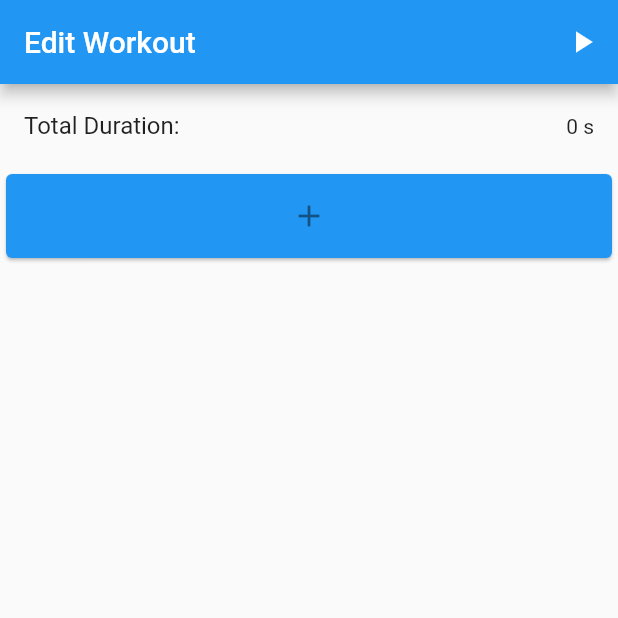
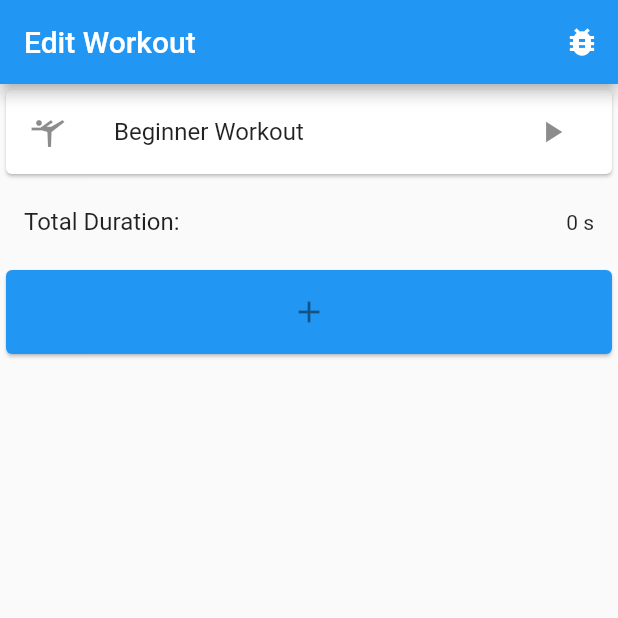
Before and after one commit to paulkoehlerdev/strech_timer, a Flutter app: the screen it shows after launch, on a phone screen of 412 x 824 dp, the top half of it. Run offline on Flutter 3.47's test engine with Material 2 defaults, Android fonts, the phone set to English and light mode, and no system bars; our stand-ins replace numberpicker.

Commit message:
added toJson to queue🖨; refactored to workout Model🏗

```diff
--- a/lib/main.dart
+++ b/lib/main.dart
@@ -1,5 +1,6 @@
 import 'package:flutter/material.dart';
-import 'package:strech_timer/views/queue_editor_view.dart';
+import 'package:strech_timer/models/workout.dart';
+import 'package:strech_timer/views/workout_editor_view.dart';
 
 void main() {
   runApp(const MyApp());
@@ -14,7 +15,7 @@ class MyApp extends StatelessWidget {
     return MaterialApp(
       debugShowCheckedModeBanner: false,
       title: 'Strech Timer',
-      home: QueueEditorView(),
+      home: WorkoutEditorView(Workout(name: "Beginner Workout"),),
       theme: ThemeData(
         brightness: Brightness.light,
       ),
--- a/lib/models/timeslot.dart
+++ b/lib/models/timeslot.dart
@@ -10,4 +10,16 @@ class Timeslot {
     required this.color,
     this.text = "",
   });
+
+  Map<String, dynamic> toJson() =>
+      <String, dynamic>{
+        "text": text,
+        "color": {
+          "r": color.red,
+          "g": color.green,
+          "b": color.blue,
+          "a": color.alpha,
+        },
+        "time": time.inSeconds,
+      };
 }
--- /dev/null
+++ b/lib/models/workout.dart
@@ -0,0 +1,17 @@
+import 'package:flutter/material.dart';
+import 'package:strech_timer/util/queue/queue.dart';
+
+class Workout {
+  late Queue queue;
+  IconData icon;
+  String name;
+
+  Workout({Queue? queue, this.name = "", this.icon = Icons.sports_gymnastics}) {
+    this.queue = queue ?? Queue();
+  }
+
+  Map<String, dynamic> toJson() => <String, dynamic>{
+    "name": name,
+    "queue": queue.toJson(),
+  };
+}
--- a/lib/util/queue/queue_element.dart
+++ b/lib/util/queue/queue_element.dart
@@ -8,13 +8,14 @@ abstract class QueueElement{
   Queue get parent;
   Key get key;
 
+  QueueElement get next;
+  Widget get widget;
+  Timeslot get timeslot;
+
   bool comp(QueueElement other);
 
   bool add(QueueElement item);
   bool removeAt(int i);
   List<Timeslot> getSlots();
-
-  QueueElement get next;
-  Widget get widget;
-  Timeslot get timeslot;
+  List<Map<String, dynamic>> toJson();
 }
--- a/lib/util/queue/queue_elements/end_element.dart
+++ b/lib/util/queue/queue_elements/end_element.dart
@@ -3,29 +3,30 @@ import 'package:strech_timer/util/queue/queue.dart';
 import 'package:strech_timer/util/queue/queue_element.dart';
 import 'package:strech_timer/models/timeslot.dart';
 
-class EndElement extends QueueElement{
+class EndElement extends QueueElement {
   @override
   QueueElement get next => this;
 
   @override
-  set parent(Queue parent) => throw Exception("Bad argument: EndElement has no Parent");
+  set parent(Queue parent) =>
+      throw Exception("Bad argument: EndElement has no Parent");
 
   @override
   Queue get parent => throw Exception("Bad argument: EndElement has no Parent");
 
   @override
-  Widget get widget => throw Exception("Bad argument: EndElement has no Widget");
+  Widget get widget =>
+      throw Exception("Bad argument: EndElement has no Widget");
 
   @override
-  Timeslot get timeslot => throw Exception("Bad argument: EndElement has no timeslot");
+  Timeslot get timeslot =>
+      throw Exception("Bad argument: EndElement has no timeslot");
 
   @override
   Key get key => throw Exception("Bad argument: EndElement has no key");
 
   @override
-  List<Timeslot> getSlots(){
-    return <Timeslot>[];
-  }
+  List<Timeslot> getSlots() => <Timeslot>[];
 
   @override
   bool comp(QueueElement other) => other is EndElement;
@@ -35,4 +36,7 @@ class EndElement extends QueueElement{
 
   @override
   bool removeAt(int i) => false;
+
+  @override
+  List<Map<String, dynamic>> toJson() => <Map<String, dynamic>>[];
 }
--- a/lib/views/queue_editor_view.dart
+++ /dev/null
@@ -1,63 +0,0 @@
-import 'package:flutter/material.dart';
-import 'package:strech_timer/util/queue/queue.dart';
-import 'package:strech_timer/util/state_manager/state_manager.dart';
-import 'package:strech_timer/views/queue_executor_view.dart';
-import 'package:strech_timer/widgets/duration_text.dart';
-
-class QueueEditorView extends StatefulWidget {
-  const QueueEditorView({Key? key}) : super(key: key);
-
-  @override
-  State<QueueEditorView> createState() => _QueueEditorViewState();
-}
-
-class _QueueEditorViewState extends State<QueueEditorView> {
-  final Queue _queue = Queue();
-  bool editing = false;
-
-  @override
-  void initState() {
-    super.initState();
-
-    StateManager sm = StateManager();
-    sm.addState("queue", _queue);
-    _queue.addListener(() {
-      setState(() {});
-    });
-  }
-
-  @override
-  Widget build(BuildContext context) {
-    var lw = _queue.getWidgetList();
-
-    return Scaffold(
-      appBar: AppBar(
-        title: const Text("Edit Workout"),
-        actions: [
-          IconButton(
-            onPressed: () {
-              Navigator.push(
-                context,
-                MaterialPageRoute(
-                  builder: (context) => QueueExecutorView.from(_queue),
-                ),
-              );
-            },
-            icon: Icon(Icons.play_arrow),
-          ),
-        ],
-      ),
-      body: SingleChildScrollView(
-        child: Column(
-          children: [
-            ListTile(
-              title: const Text("Total Duration: "),
-              trailing: DurationText(_queue.getTotalTime()),
-            ),
-            ...lw,
-          ],
-        ),
-      ),
-    );
-  }
-}
--- /dev/null
+++ b/lib/views/workout_editor_view.dart
@@ -0,0 +1,81 @@
+import 'dart:convert';
+
+import 'package:flutter/material.dart';
+import 'package:strech_timer/models/workout.dart';
+import 'package:strech_timer/views/workout_executor_view.dart';
+import 'package:strech_timer/widgets/card_tile.dart';
+import 'package:strech_timer/widgets/duration_text.dart';
+import 'package:strech_timer/widgets/workout_editor_widget.dart';
+
+class WorkoutEditorView extends StatefulWidget {
+  final Workout workout;
+
+  WorkoutEditorView(this.workout, {Key? key}) : super(key: key);
+
+  @override
+  State<WorkoutEditorView> createState() => _WorkoutEditorViewState();
+}
+
+class _WorkoutEditorViewState extends State<WorkoutEditorView> {
+  @override
+  void initState() {
+    super.initState();
+  }
+
+  @override
+  Widget build(BuildContext context) {
+
+    return Scaffold(
+      appBar: AppBar(
+        title: const Text("Edit Workout"),
+        actions: [
+          IconButton(
+            onPressed: () {
+              print(jsonEncode(widget.workout));
+            },
+            icon: const Icon(Icons.bug_report),
+          ),
+        ],
+      ),
+      body: Column(
+        children: [
+          CardTile(
+            title: Text(widget.workout.name),
+            leading: Icon(widget.workout.icon),
+            trailing: IconButton(
+              onPressed: () {
+                if (widget.workout.queue.isEmpty) {
+                  ScaffoldMessenger.of(context).showSnackBar(
+                    const SnackBar(
+                      backgroundColor: Colors.red,
+                      content: Text("You can't start an empty workout"),
+                    ),
+                  );
+                  return;
+                }
+
+                Navigator.push(
+                  context,
+                  MaterialPageRoute(
+                    builder: (context) => WorkoutExecutorView.from(widget.workout.queue),
+                  ),
+                );
+              },
+              icon: const Icon(Icons.play_arrow),
+            ),
+          ),
+          ListTile(
+            title: const Text("Total Duration: "),
+            trailing: DurationText(widget.workout.queue.getTotalTime()),
+          ),
+          WorkoutEditorWidget(
+            workout: widget.workout,
+            onChange: () {
+              setState(() {});
+            },
+          ),
+        ],
+      ),
+    );
+  }
+}
--- a/lib/widgets/modals/timeslot_element_modal.dart
+++ b/lib/widgets/modals/timeslot_element_modal.dart
@@ -121,9 +121,9 @@ class _TimeslotElementModalState extends State<_TimeslotElementModal> {
             Navigator.of(context).pop();
             if (widget.isNew) {
               widget._queue.add(widget.element);
-            } else {
-              widget._queue.executeListener();
+              return;
             }
+            widget._queue.executeListener();
           },
         ),
       ],
--- /dev/null
+++ b/lib/widgets/workout_editor_widget.dart
@@ -0,0 +1,24 @@
+import 'package:flutter/material.dart';
+import '../models/workout.dart';
+
+class WorkoutEditorWidget extends StatelessWidget {
+  final Workout workout;
+  final VoidCallback? onChange;
+
+  WorkoutEditorWidget({
+    required this.workout,
+    this.onChange,
+    Key? key,
+  }) : super(key: key){
+    workout.queue.addListener(onChange ?? (){});
+  }
+
+  @override
+  Widget build(BuildContext context) {
+    return SingleChildScrollView(
+      child: Column(
+        children: workout.queue.getWidgetList(),
+      ),
+    );
+  }
+}
```
Also changed, not shown: lib/util/queue/queue.dart (+7 -1 lines), lib/util/queue/queue_elements/repeat_element.dart (+13 -1 lines), lib/util/queue/queue_elements/timeslot_element.dart (+12 -1 lines), lib/views/workout_executor_view.dart (renamed from lib/views/queue_executor_view.dart, +6 -6 lines).
